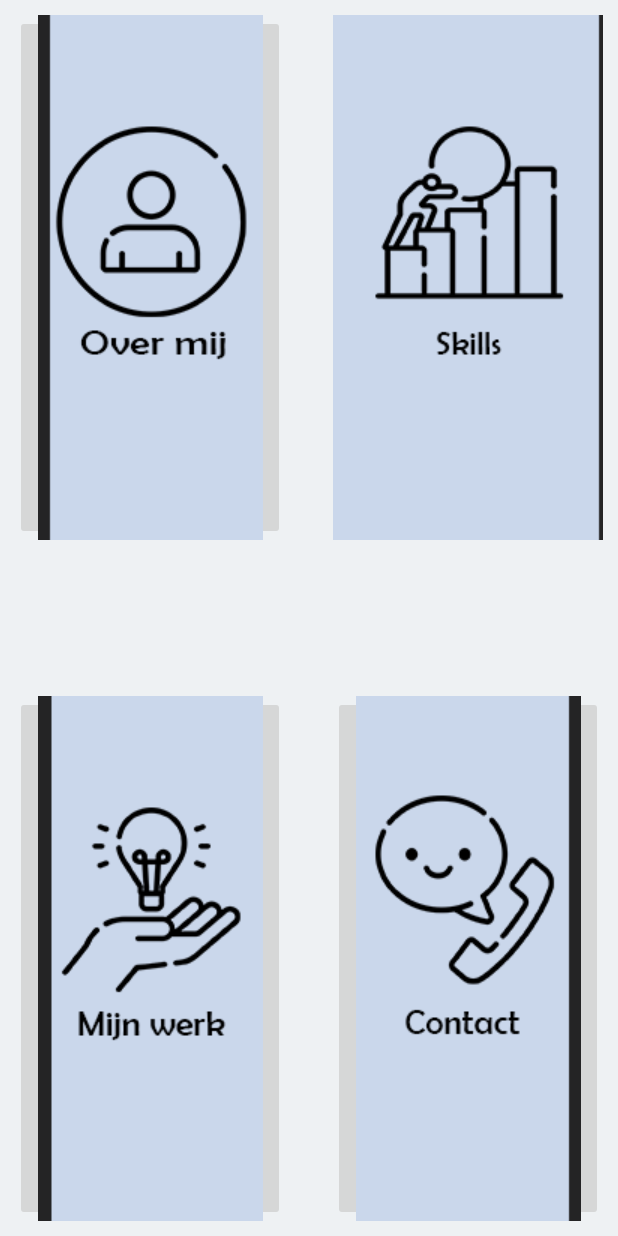
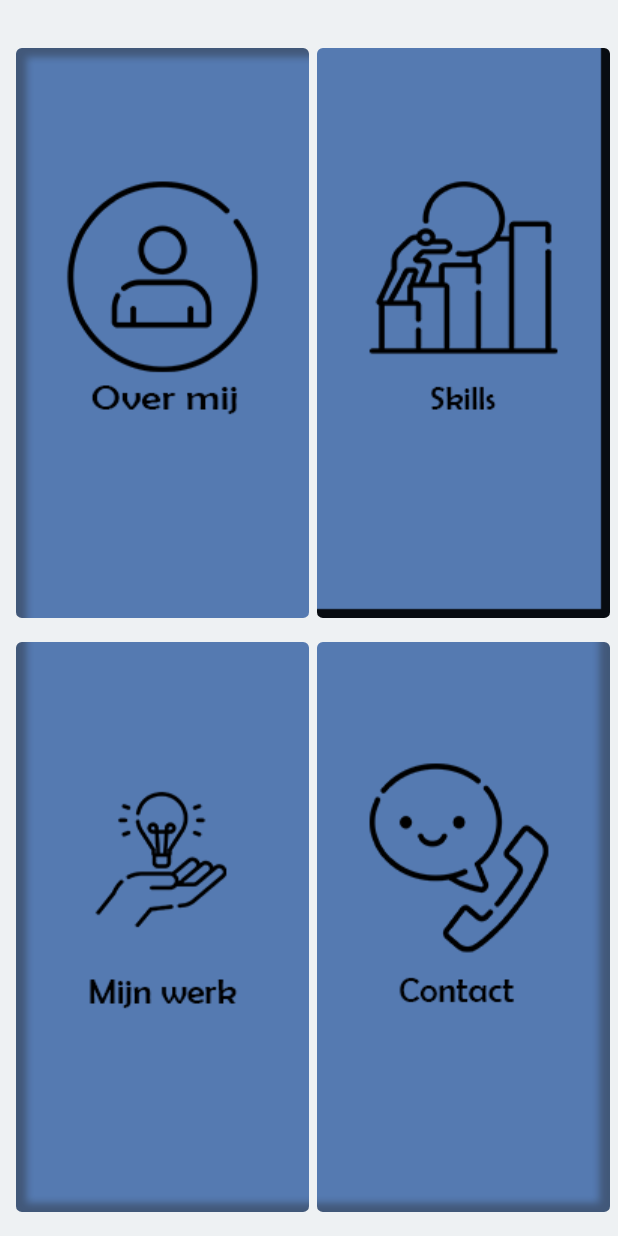
Before and after one commit to Sparaxi/one-pager, an Android app: the screen it shows after launch (MainActivity), on a phone screen of 412 x 824 dp. Run offline under Robolectric (Android 15) with nearby library versions, the phone set to English and light mode, and no system bars.

Commit message:
Changed relativeLayout to Constraint layout
This improved quality and overal placements of images and buttons

```diff
--- a/onepagertest2/app/build.gradle
+++ b/onepagertest2/app/build.gradle
@@ -36,4 +36,6 @@ dependencies {
     androidTestImplementation 'androidx.test.ext:junit:1.1.3'
     androidTestImplementation 'androidx.test.espresso:espresso-core:3.4.0'
 
+    implementation 'com.google.android.material:material:1.6.0-alpha02'
+
 }
--- a/onepagertest2/app/src/main/res/layout/home_activity_scene.xml
+++ b/onepagertest2/app/src/main/res/layout/home_activity_scene.xml
@@ -1,53 +1,67 @@
 <?xml version="1.0" encoding="utf-8"?>
-<RelativeLayout xmlns:android="http://schemas.android.com/apk/res/android"
+<androidx.constraintlayout.widget.ConstraintLayout xmlns:android="http://schemas.android.com/apk/res/android"
+    xmlns:app="http://schemas.android.com/apk/res-auto"
+    xmlns:tools="http://schemas.android.com/tools"
     android:layout_width="match_parent"
     android:layout_height="match_parent"
     android:background="#C4EBEEF1">
 
-    <ImageButton
-        android:id="@+id/aboutMe"
-        android:layout_width="180dp"
-        android:layout_height="350dp"
-        android:layout_alignParentStart="true"
-        android:layout_alignParentTop="true"
-        android:layout_marginStart="10dp"
-        android:layout_marginTop="10dp"
-        android:src="@drawable/overmij_image"
-        android:onClick="aboutMeButton"/>
+    <com.google.android.material.imageview.ShapeableImageView
+        android:id="@+id/imageView2"
+        android:layout_width="wrap_content"
+        android:layout_height="wrap_content"
+        android:onClick="aboutMeButton"
+        android:scaleType="fitCenter"
+        app:layout_constraintBottom_toTopOf="@+id/guideline3"
+        app:layout_constraintEnd_toStartOf="@+id/guideline2"
+        app:srcCompat="@drawable/overmij_image"
+        app:shapeAppearanceOverlay="@style/RoundedSquare"
+        tools:ignore="MissingConstraints" />
 
-    <ImageButton
+    <com.google.android.material.imageview.ShapeableImageView
+        android:id="@+id/imageView4"
+        android:layout_width="wrap_content"
+        android:layout_height="wrap_content"
+        android:onClick="skillsButton"
+        app:layout_constraintBottom_toTopOf="@+id/guideline3"
+        app:layout_constraintEnd_toEndOf="parent"
+        app:layout_constraintStart_toEndOf="@+id/guideline2"
+        app:shapeAppearanceOverlay="@style/RoundedSquare"
+        app:srcCompat="@drawable/skills_image" />
 
-        android:id="@+id/myWork"
-        android:layout_width="180dp"
-        android:layout_height="350dp"
-        android:layout_alignParentStart="true"
-        android:layout_alignParentBottom="true"
-        android:layout_marginStart="10dp"
-        android:layout_marginBottom="10dp"
+    <com.google.android.material.imageview.ShapeableImageView
+        android:id="@+id/imageView3"
+        android:layout_width="wrap_content"
+        android:layout_height="wrap_content"
         android:onClick="myWorkButton"
-        android:src="@drawable/mijnwerk_image" />
+        app:layout_constraintBottom_toBottomOf="parent"
+        app:layout_constraintEnd_toStartOf="@+id/guideline2"
+        app:layout_constraintTop_toBottomOf="@+id/guideline3"
+        app:shapeAppearanceOverlay="@style/RoundedSquare"
+        app:srcCompat="@drawable/mijnwerk_image" />
 
-    <ImageButton
-        android:id="@+id/skills"
-        android:layout_width="180dp"
-        android:layout_height="350dp"
-        android:layout_alignParentEnd="true"
-        android:layout_marginTop="10dp"
-        android:onClick="skillsButton"
-        android:layout_marginEnd="10dp"
-        android:src="@drawable/skills_image"
-         />
-
-    <ImageButton
-        android:id="@+id/contact"
-        android:layout_width="180dp"
-        android:layout_height="350dp"
-        android:layout_alignParentEnd="true"
-        android:layout_alignParentBottom="true"
-        android:layout_marginTop="10dp"
-        android:layout_marginEnd="10dp"
-        android:layout_marginBottom="10dp"
+    <com.google.android.material.imageview.ShapeableImageView
+        android:layout_width="wrap_content"
+        android:layout_height="wrap_content"
         android:src="@drawable/contact_image"
+        app:layout_constraintBottom_toBottomOf="parent"
+        app:layout_constraintEnd_toEndOf="parent"
+        app:layout_constraintStart_toEndOf="@+id/guideline2"
+        app:layout_constraintTop_toBottomOf="@+id/guideline3"
+        app:shapeAppearanceOverlay="@style/RoundedSquare"
         android:onClick="contactButton"/>
 
-</RelativeLayout>
+    <androidx.constraintlayout.widget.Guideline
+        android:id="@+id/guideline2"
+        android:layout_width="wrap_content"
+        android:layout_height="wrap_content"
+        android:orientation="vertical"
+        app:layout_constraintGuide_percent="0.50" />
+
+    <androidx.constraintlayout.widget.Guideline
+        android:id="@+id/guideline3"
+        android:layout_width="wrap_content"
+        android:layout_height="wrap_content"
+        android:orientation="horizontal"
+        app:layout_constraintGuide_percent="0.50" />
+</androidx.constraintlayout.widget.ConstraintLayout>
--- /dev/null
+++ b/onepagertest2/app/src/main/res/values/costum_styles.xml
@@ -0,0 +1,8 @@
+<?xml version="1.0" encoding="utf-8"?>
+<resources>
+
+    <style name="RoundedSquare">
+        <item name="cornerSize">2%</item>
+
+    </style>
+</resources>
```
Also changed, not shown: onepagertest2/app/src/main/res/drawable/contact_image.png, onepagertest2/app/src/main/res/drawable/mijnwerk_image.png, onepagertest2/app/src/main/res/drawable/overmij_image.png, onepagertest2/app/src/main/res/drawable/skills_image.png.
